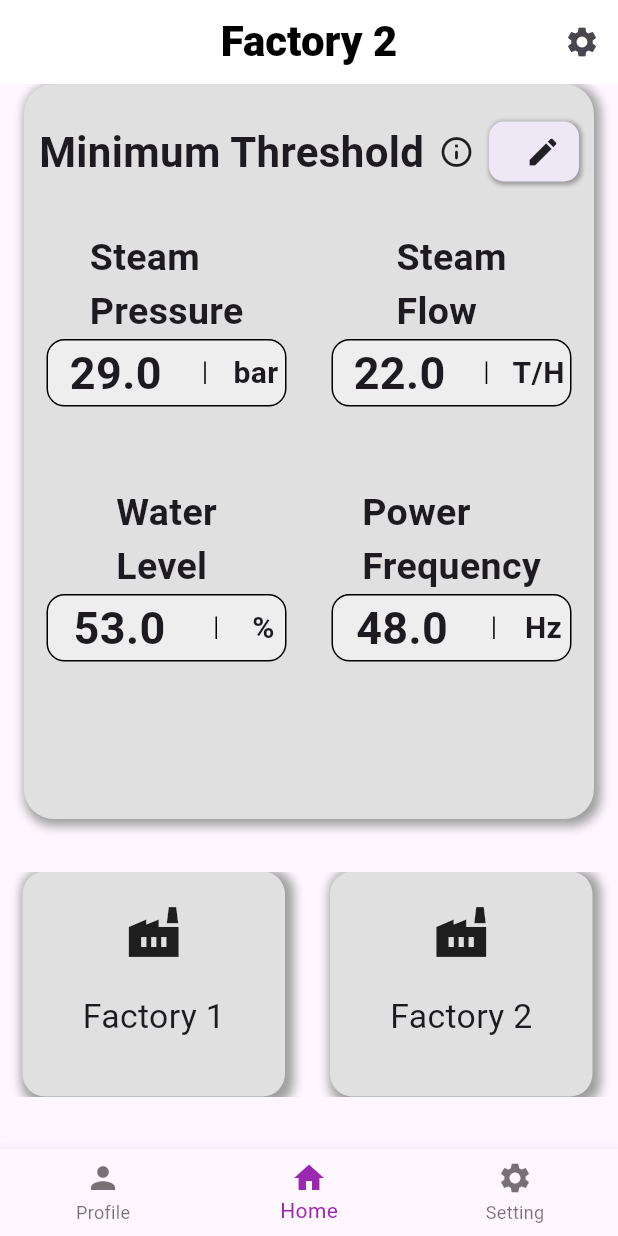
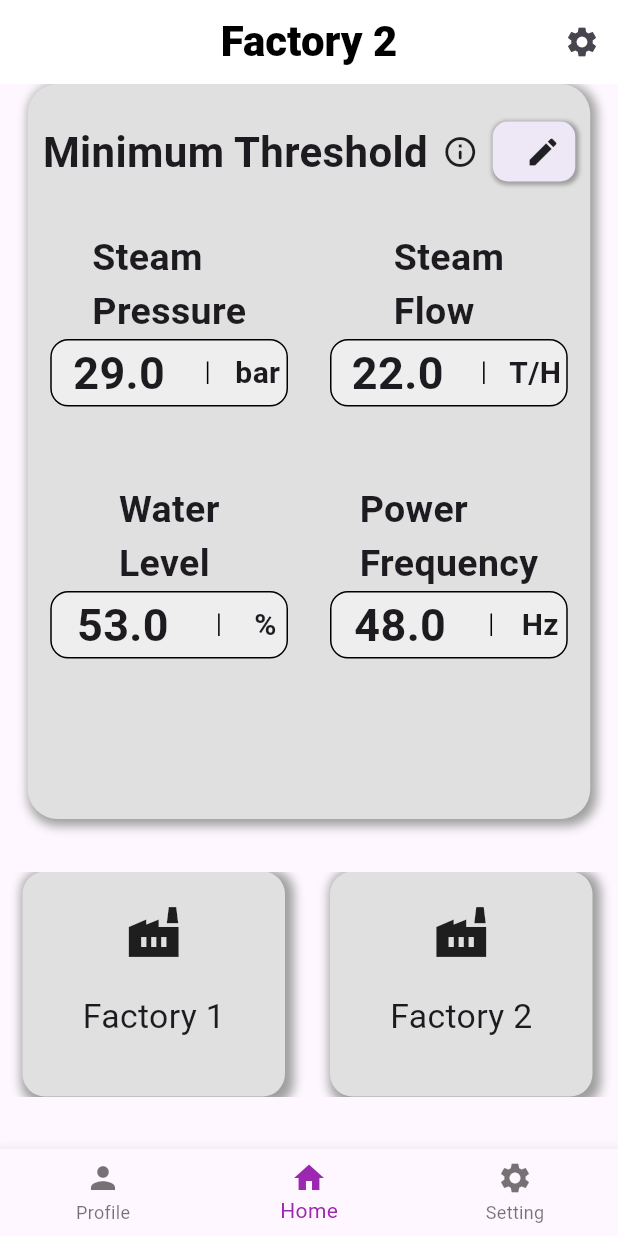
Before and after one commit to kosumi32/Lab5-GUI, a Flutter app: the SettingTab screen opened directly, on a phone screen of 412 x 824 dp. Run offline on Flutter 3.47's test engine with Material 3 defaults, Android fonts, the phone set to English and light mode, and no system bars; our stand-ins replace logger, syncfusion_flutter_gauges; missing offline and left inert: country_flags.

Commit message:
changed setting width sizing

```diff
--- a/lib/pages/setting.dart
+++ b/lib/pages/setting.dart
@@ -85,7 +85,7 @@ class _SettingTabState extends State<SettingTab> {
                         spreadRadius: 2),
                   ]),
               padding: const EdgeInsets.all(10),
-              width: 380,
+              width: 375,
               height: 490,
               child: Column(
                 children: [
@@ -102,7 +102,7 @@ class _SettingTabState extends State<SettingTab> {
                       ),
                       const Icon(Icons.info_outline_rounded),
                       Container(
-                        width: 60,
+                        width: 55,
                         height: 40,
                         decoration: BoxDecoration(
                             borderRadius: BorderRadius.circular(10),
@@ -208,7 +208,7 @@ class Threshold extends StatelessWidget {
   @override
   Widget build(BuildContext context) {
     return Container(
-      width: 170,
+      width: 165,
       height: 180,
       margin: const EdgeInsets.all(5),
       child: Column(
@@ -292,8 +292,8 @@ class ThresholdLayout extends StatelessWidget {
     return GridView(
       gridDelegate: const SliverGridDelegateWithFixedCrossAxisCount(
           crossAxisCount: 2,
-          mainAxisSpacing: 20,
-          crossAxisSpacing: 20,
+          mainAxisSpacing: 18,
+          crossAxisSpacing: 18,
           mainAxisExtent: 150),
       children: [
         Threshold(title: title1, value: value1, valueType: valueType1),
```
